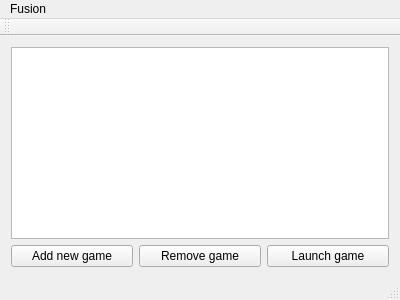
Before: the Qt Designer form mainwindow.ui in FusionLauncher/FusionClient, drawn with Qt 5.
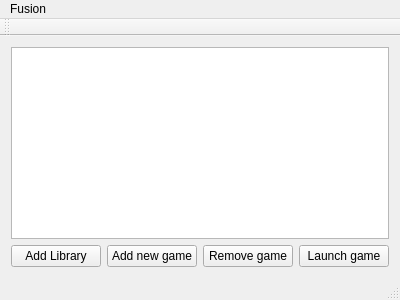
After: the same form once the commit is applied.

Patch:
```diff
--- a/mainwindow.ui
+++ b/mainwindow.ui
@@ -27,6 +27,13 @@
     </item>
     <item>
      <layout class="QHBoxLayout" name="horizontalLayout">
+      <item>
+       <widget class="QPushButton" name="addLibraryButton">
+        <property name="text">
+         <string>Add Library</string>
+        </property>
+       </widget>
+      </item>
       <item>
        <widget class="QPushButton" name="addGameButton">
         <property name="text">
```
Left out of the diff: 2 changed lines with no effect on the pictures.
